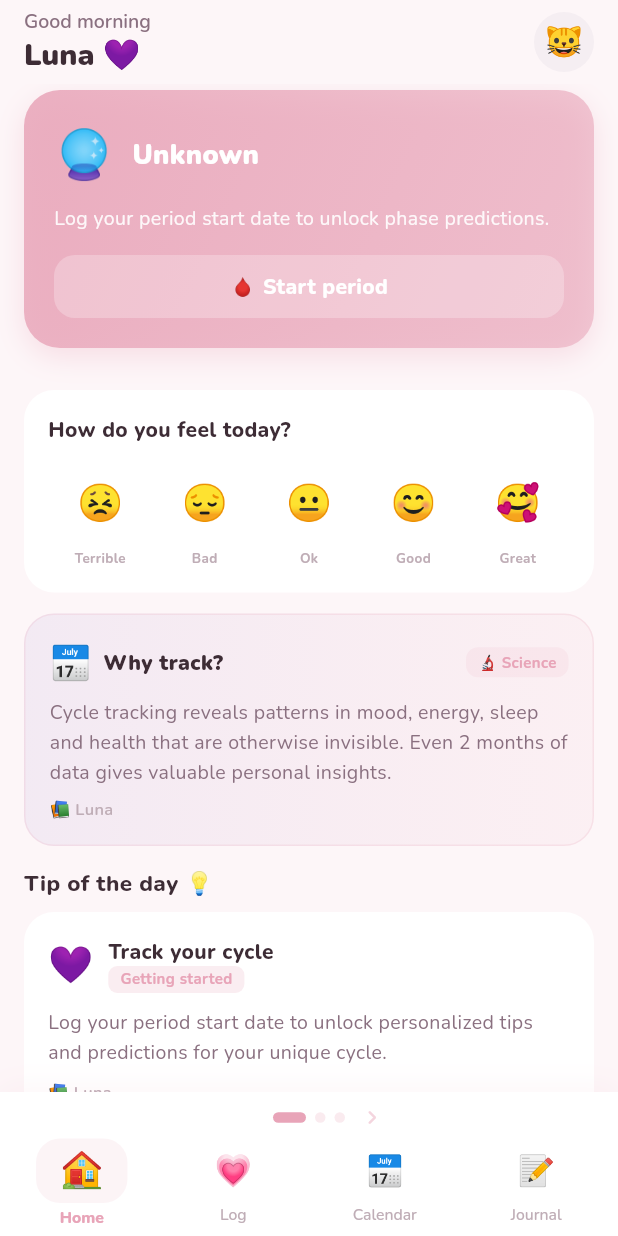
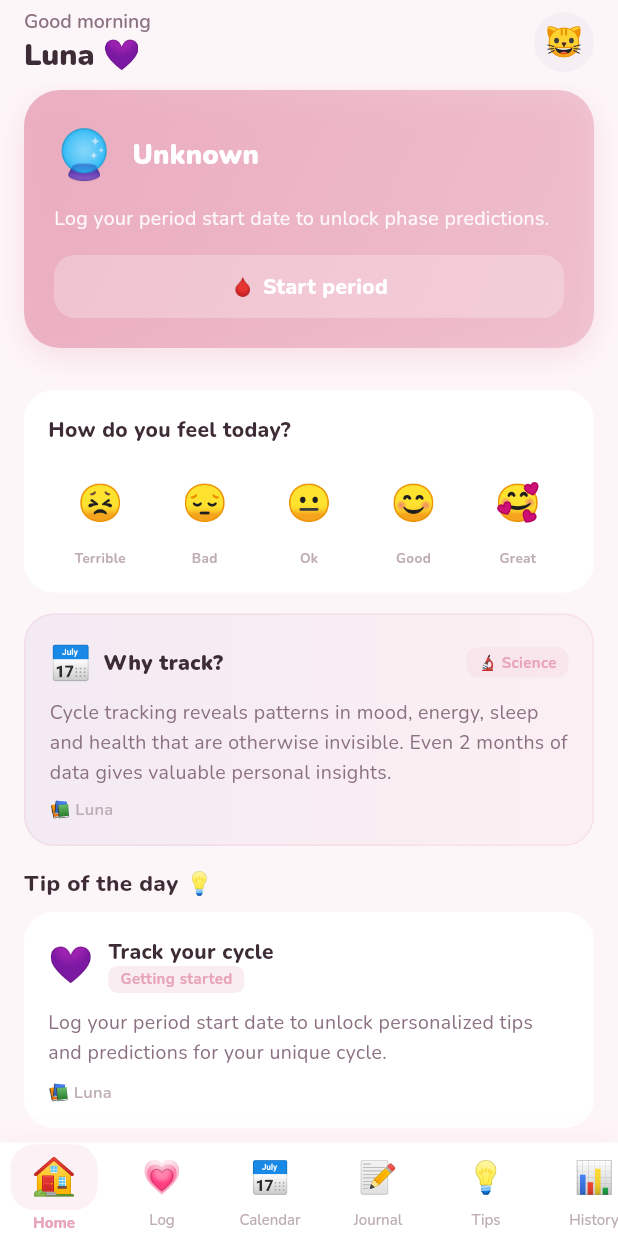
Before and after one commit to simabogdan1519-sketch/LunaApp, a Flutter app: the MainScaffold screen opened directly, on a phone screen of 412 x 824 dp. Run offline on Flutter 3.47's test engine with Material 3 defaults, Android fonts, the phone set to English and light mode, and no system bars; our stand-ins replace google_fonts, shared_preferences, sqflite, table_calendar; accounts and stored records are empty.

Commit message:
Add files via upload

```diff
--- a/lib/screens/main_scaffold.dart
+++ b/lib/screens/main_scaffold.dart
@@ -28,155 +28,118 @@ class MainScaffold extends StatefulWidget {
 }
 
 class _MainScaffoldState extends State<MainScaffold> {
-  int _groupIdx = 0;
-  int _tabIdx   = 0;
+  int _selectedIdx = 0;
 
-  List<List<_TabDef>> _buildGroups(bool contra) => [
-    [
-      _TabDef('🏠', 'Home',     const HomeScreen()),
-      _TabDef('💗', 'Log',      const LogScreen()),
-      _TabDef('📅', 'Calendar', const CalendarScreen()),
-      _TabDef('📝', 'Journal',  const JournalScreen()),
-    ],
-    [
+  List<_TabDef> _buildTabs(bool contra) => [
+    _TabDef('🏠', 'Home',      const HomeScreen()),
+    _TabDef('💗', 'Log',       const LogScreen()),
+    _TabDef('📅', 'Calendar',  const CalendarScreen()),
+    _TabDef('📝', 'Journal',   const JournalScreen()),
     _TabDef('💡', 'Tips',      const TipsScreen()),
     _TabDef('📊', 'History',   const HistoryScreen()),
     _TabDef('🩺', 'Medical',   const MedicalScreen()),
     _TabDef('🔔', 'Reminders', const RemindersScreen()),
-    ],
-    [
     if (contra) _TabDef('💊', 'Contra', const ContraScreen()),
-      _TabDef('👩', 'Profile', const SettingsScreen()),
-    ],
+    _TabDef('👩', 'Profile',   const SettingsScreen()),
   ];
 
-  void _goToGroup(int g, List<List<_TabDef>> groups) {
-    final clamped = g.clamp(0, groups.length - 1);
-    if (clamped == _groupIdx) return;
+  void _select(int i) {
+    if (i == _selectedIdx) return;
     HapticFeedback.lightImpact();
-    setState(() { _groupIdx = clamped; _tabIdx = 0; });
-  }
-
-  void _onTabTap(int t) {
-    HapticFeedback.lightImpact();
-    setState(() => _tabIdx = t);
+    setState(() => _selectedIdx = i);
   }
 
   @override
   Widget build(BuildContext context) {
     final state = context.watch<AppState>();
-    final groups = _buildGroups(state.contraEnabled)
-        .where((g) => g.isNotEmpty).toList();
-    final safeG = _groupIdx.clamp(0, groups.length - 1);
-    final group  = groups[safeG];
-    final safeT  = _tabIdx.clamp(0, group.length - 1);
+    final tabs = _buildTabs(state.contraEnabled);
+    final safeIdx = _selectedIdx.clamp(0, tabs.length - 1);
 
     return Scaffold(
       body: AnimatedSwitcher(
         duration: const Duration(milliseconds: 200),
         switchInCurve: Curves.easeOut,
         child: KeyedSubtree(
-          key: ValueKey('$safeG-$safeT'),
-          child: group[safeT].screen,
+          key: ValueKey(safeIdx),
+          child: tabs[safeIdx].screen,
         ),
       ),
-      bottomNavigationBar: _LunaNavBar(
-        groups: groups,
-        currentGroup: safeG,
-        currentTab: safeT,
-        onTabTap: _onTabTap,
-        onSwipe: (dir) => _goToGroup(safeG + dir, groups),
-        onDotTap: (g) {
-          HapticFeedback.lightImpact();
-          setState(() { _groupIdx = g; _tabIdx = 0; });
-        },
+      bottomNavigationBar: _ScrollableNavBar(
+        tabs: tabs,
+        selectedIdx: safeIdx,
+        onSelect: _select,
       ),
     );
   }
 }
 
-// ── Nav bar cu swipe ──────────────────────────────────────────────────────────
-class _LunaNavBar extends StatefulWidget {
-  final List<List<_TabDef>> groups;
-  final int currentGroup, currentTab;
-  final ValueChanged<int> onTabTap, onDotTap;
-  final ValueChanged<int> onSwipe; // -1 left, +1 right
+// ── Scrollable nav bar ────────────────────────────────────────────────────────
+class _ScrollableNavBar extends StatefulWidget {
+  final List<_TabDef> tabs;
+  final int selectedIdx;
+  final ValueChanged<int> onSelect;
 
-  const _LunaNavBar({
-    required this.groups,
-    required this.currentGroup,
-    required this.currentTab,
-    required this.onTabTap,
-    required this.onDotTap,
-    required this.onSwipe,
+  const _ScrollableNavBar({
+    required this.tabs,
+    required this.selectedIdx,
+    required this.onSelect,
   });
 
   @override
-  State<_LunaNavBar> createState() => _LunaNavBarState();
+  State<_ScrollableNavBar> createState() => _ScrollableNavBarState();
 }
 
-class _LunaNavBarState extends State<_LunaNavBar>
-    with SingleTickerProviderStateMixin {
-  late AnimationController _slideCtrl;
-  late Animation<Offset> _slideAnim;
-  int _lastGroup = 0;
+class _ScrollableNavBarState extends State<_ScrollableNavBar> {
+  late final ScrollController _scrollCtrl;
+
+  // Width of each tab item
+  static const double _itemW = 72.0;
+  static const double _itemH = 62.0;
 
   @override
   void initState() {
     super.initState();
-    _lastGroup = widget.currentGroup;
-    _slideCtrl = AnimationController(
-      vsync: this,
-      duration: const Duration(milliseconds: 260),
-    );
-    _slideAnim = Tween<Offset>(begin: Offset.zero, end: Offset.zero)
-        .animate(CurvedAnimation(parent: _slideCtrl, curve: Curves.easeOut));
-  }
-
-  @override
-  void didUpdateWidget(_LunaNavBar old) {
-    super.didUpdateWidget(old);
-    if (widget.currentGroup != old.currentGroup) {
-      // Animate icons sliding in from correct direction
-      final dir = widget.currentGroup > old.currentGroup ? 1.0 : -1.0;
-      _slideAnim = Tween<Offset>(
-        begin: Offset(dir * 0.35, 0),
-        end: Offset.zero,
-      ).animate(CurvedAnimation(parent: _slideCtrl, curve: Curves.easeOut));
-      _slideCtrl.forward(from: 0);
-      _lastGroup = widget.currentGroup;
-    }
+    _scrollCtrl = ScrollController();
   }
 
   @override
   void dispose() {
-    _slideCtrl.dispose();
+    _scrollCtrl.dispose();
     super.dispose();
   }
 
-  static const double _kVelocityThreshold = 200;
+  @override
+  void didUpdateWidget(_ScrollableNavBar old) {
+    super.didUpdateWidget(old);
+    // Smoothly scroll selected item into center view
+    if (widget.selectedIdx != old.selectedIdx) {
+      WidgetsBinding.instance.addPostFrameCallback((_) => _scrollToSelected());
+    }
+  }
+
+  void _scrollToSelected() {
+    if (!_scrollCtrl.hasClients) return;
+    final screenW = _scrollCtrl.position.viewportDimension;
+    final targetOffset = widget.selectedIdx * _itemW - screenW / 2 + _itemW / 2;
+    _scrollCtrl.animateTo(
+      targetOffset.clamp(0.0, _scrollCtrl.position.maxScrollExtent),
+      duration: const Duration(milliseconds: 300),
+      curve: Curves.easeOut,
+    );
+  }
 
   @override
   Widget build(BuildContext context) {
-    final group    = widget.groups[widget.currentGroup];
     final bottomPad = MediaQuery.of(context).padding.bottom;
 
-    return GestureDetector(
-      onHorizontalDragEnd: (d) {
-        final vx = d.velocity.pixelsPerSecond.dx;
-        if (vx.abs() > _kVelocityThreshold) {
-          // swipe right (vx > 0) → previous group (-1)
-          // swipe left  (vx < 0) → next group    (+1)
-          widget.onSwipe(vx < 0 ? 1 : -1);
-        }
-      },
-      child: Container(
+    return Container(
+      height: _itemH + bottomPad + 1,
       decoration: BoxDecoration(
         color: Colors.white,
         boxShadow: [
           BoxShadow(
             color: LunaTheme.primary.withOpacity(.10),
-              blurRadius: 16,
+            blurRadius: 14,
             offset: const Offset(0, -3),
           ),
         ],
@@ -184,126 +147,67 @@ class _LunaNavBarState extends State<_LunaNavBar>
       child: Column(
         mainAxisSize: MainAxisSize.min,
         children: [
+          // Top border line
+          Container(height: 0.8, color: LunaTheme.primary.withOpacity(.12)),
 
-            // ── Group dots ──────────────────────────────────────────────────
-            Padding(
-              padding: const EdgeInsets.only(top: 8, bottom: 1),
-              child: Row(
+          // Scrollable row of tabs
+          Expanded(
+            child: ListView.builder(
+              controller: _scrollCtrl,
+              scrollDirection: Axis.horizontal,
+              physics: const BouncingScrollPhysics(),
+              padding: EdgeInsets.only(bottom: bottomPad),
+              itemCount: widget.tabs.length,
+              itemBuilder: (_, i) {
+                final tab = widget.tabs[i];
+                final active = i == widget.selectedIdx;
+                return GestureDetector(
+                  onTap: () => widget.onSelect(i),
+                  behavior: HitTestBehavior.opaque,
+                  child: SizedBox(
+                    width: _itemW,
+                    child: Column(
                       mainAxisAlignment: MainAxisAlignment.center,
                       children: [
-                  // left chevron
-                  _Chevron(
-                    visible: widget.currentGroup > 0,
-                    left: true,
-                    onTap: () => widget.onSwipe(-1),
-                  ),
-                  const SizedBox(width: 6),
-                  ...widget.groups.asMap().entries.map((e) {
-                    final active = e.key == widget.currentGroup;
-                    return GestureDetector(
-                      onTap: () => widget.onDotTap(e.key),
-                      child: AnimatedContainer(
-                        duration: const Duration(milliseconds: 300),
-                        curve: Curves.easeInOut,
-                        margin: const EdgeInsets.symmetric(horizontal: 3),
-                        width: active ? 22 : 7,
-                        height: 7,
-                        decoration: BoxDecoration(
-                          color: active
-                              ? LunaTheme.primary
-                              : LunaTheme.primary.withOpacity(.22),
-                          borderRadius: BorderRadius.circular(4),
-                        ),
-                      ),
-                    );
-                  }),
-                  const SizedBox(width: 6),
-                  // right chevron
-                  _Chevron(
-                    visible: widget.currentGroup < widget.groups.length - 1,
-                    left: false,
-                    onTap: () => widget.onSwipe(1),
-                  ),
-                ],
-              ),
-            ),
-
-            // ── Tab icons — animate in on group change ──────────────────────
-            Padding(
-              padding: EdgeInsets.fromLTRB(4, 4, 4, bottomPad + 6),
-              child: SlideTransition(
-                position: _slideAnim,
-                child: Row(
-                  children: group.asMap().entries.map((e) {
-                    final active = e.key == widget.currentTab;
-                    return Expanded(
-                      child: GestureDetector(
-                        onTap: () => widget.onTabTap(e.key),
-                        behavior: HitTestBehavior.opaque,
-                        child: Column(
-                          mainAxisSize: MainAxisSize.min,
-                          children: [
+                        // Icon with animated pill bg
                         AnimatedContainer(
                           duration: const Duration(milliseconds: 220),
+                          curve: Curves.easeOut,
                           padding: EdgeInsets.symmetric(
-                                horizontal: active ? 16 : 10,
+                            horizontal: active ? 14 : 10,
                             vertical: 5,
                           ),
                           decoration: BoxDecoration(
                             color: active
-                                    ? LunaTheme.primary.withOpacity(.12)
+                                ? LunaTheme.primary.withOpacity(.14)
                                 : Colors.transparent,
                             borderRadius: BorderRadius.circular(16),
                           ),
                           child: Text(
-                                e.value.emoji,
-                                style: TextStyle(fontSize: active ? 23 : 20),
+                            tab.emoji,
+                            style: TextStyle(fontSize: active ? 24 : 21),
                           ),
                         ),
                         const SizedBox(height: 2),
+                        // Label
                         AnimatedDefaultTextStyle(
                           duration: const Duration(milliseconds: 200),
                           style: GoogleFonts.nunito(
-                                fontSize: 10.5,
-                                fontWeight: active
-                                    ? FontWeight.w800
-                                    : FontWeight.w500,
-                                color: active
-                                    ? LunaTheme.primary
-                                    : LunaTheme.text3,
+                            fontSize: 10,
+                            fontWeight: active ? FontWeight.w800 : FontWeight.w500,
+                            color: active ? LunaTheme.primary : LunaTheme.text3,
                           ),
-                              child: Text(e.value.label),
+                          child: Text(tab.label, overflow: TextOverflow.ellipsis),
                         ),
                       ],
                     ),
                   ),
                 );
-                  }).toList(),
-                ),
+              },
             ),
           ),
         ],
       ),
-      ),
     );
   }
 }
-
-class _Chevron extends StatelessWidget {
-  final bool visible, left;
-  final VoidCallback onTap;
-  const _Chevron({required this.visible, required this.left, required this.onTap});
-  @override
-  Widget build(BuildContext context) => GestureDetector(
-    onTap: onTap,
-    child: AnimatedOpacity(
-      duration: const Duration(milliseconds: 200),
-      opacity: visible ? 0.45 : 0,
-      child: Icon(
-        left ? Icons.chevron_left_rounded : Icons.chevron_right_rounded,
-        color: LunaTheme.primary,
-        size: 18,
-      ),
-    ),
-  );
-}
```
Lines whose indentation alone changed are shown as unchanged.
